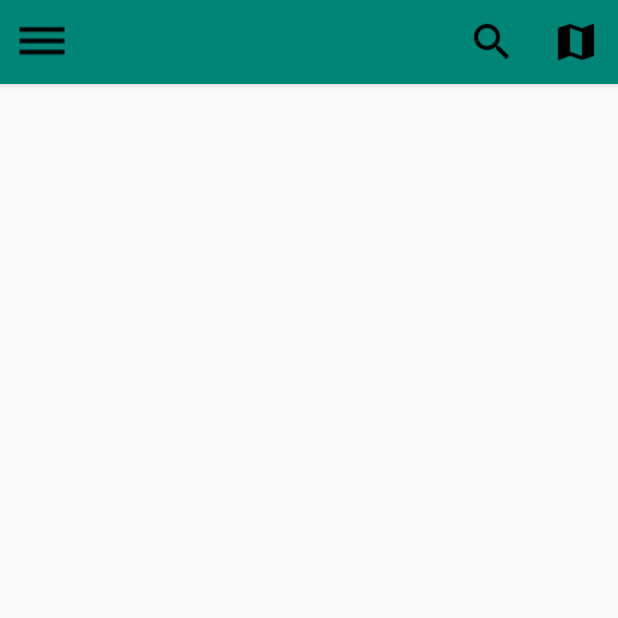
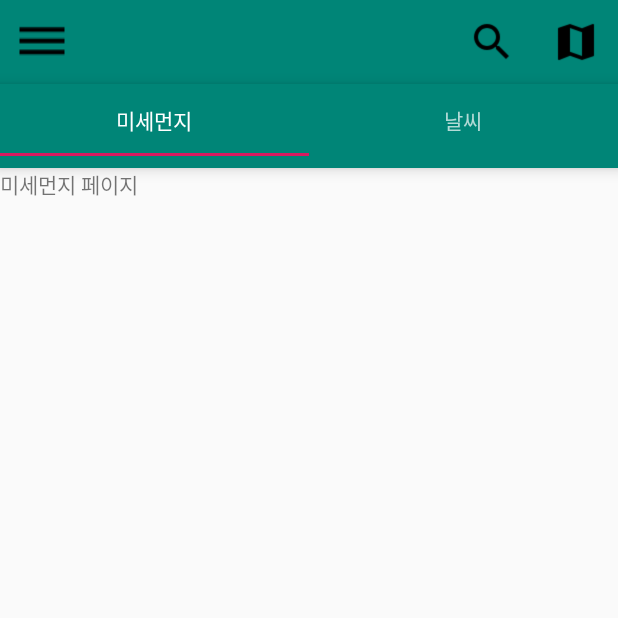
Before and after one commit to jhe1014/MISAE-Project, an Android app: the screen it shows after launch (MainActivity), on a phone screen of 412 x 824 dp, the top half of it. Run offline under Robolectric (Android 15) with nearby library versions, the phone set to English and light mode, and no system bars.

Commit message:
Add View Pager

```diff
--- a/app/src/main/AndroidManifest.xml
+++ b/app/src/main/AndroidManifest.xml
@@ -11,6 +11,7 @@
         android:roundIcon="@mipmap/ic_launcher_round"
         android:supportsRtl="true"
         android:theme="@style/AppTheme">
+        <activity android:name=".TabFragment1" />
         <activity android:name=".MapActivity" />
         <activity android:name=".SettingActivity" />
         <activity android:name=".MaskActivity" />
@@ -19,8 +20,8 @@
             android:screenOrientation="fullSensor"
             android:stateNotNeeded="true"
             android:theme="@style/zxing_CaptureTheme"
-            android:windowSoftInputMode="stateAlwaysHidden"></activity>
-        <activity android:name=".ScannerActivity"></activity>
+            android:windowSoftInputMode="stateAlwaysHidden" />
+        <activity android:name=".ScannerActivity" />
         <activity android:name=".SharingActivity" />
         <activity android:name=".MainActivity">
             <intent-filter>
--- a/app/src/main/java/com/project/misae_project/MainActivity.java
+++ b/app/src/main/java/com/project/misae_project/MainActivity.java
@@ -3,20 +3,26 @@ package com.project.misae_project;
 import android.app.Activity;
 import android.content.Intent;
 import android.os.Bundle;
+import android.provider.MediaStore;
 import android.support.annotation.NonNull;
+import android.support.design.widget.FloatingActionButton;
 import android.support.design.widget.NavigationView;
+import android.support.design.widget.TabLayout;
 import android.support.v4.view.GravityCompat;
+import android.support.v4.view.ViewPager;
 import android.support.v4.widget.DrawerLayout;
 import android.support.v7.app.AppCompatActivity;
 import android.support.v7.widget.Toolbar;
 import android.view.Menu;
 import android.view.MenuItem;
+import android.view.View;
 import android.widget.Toast;
 
 public class MainActivity extends AppCompatActivity {
     Toolbar toolbar;
     DrawerLayout drawerLayout;
     NavigationView navigationView;
+    ViewPager mViewPager;
 
     @Override
     protected void onCreate(Bundle savedInstanceState) {
@@ -26,6 +32,7 @@ public class MainActivity extends AppCompatActivity {
         toolbar = (Toolbar) findViewById(R.id.toolbar);
         drawerLayout = (DrawerLayout) findViewById(R.id.drawer_layout);
         navigationView = (NavigationView) findViewById(R.id.home_navigation_view);
+        mViewPager = (ViewPager) findViewById(R.id.container);
 
         setSupportActionBar(toolbar);
         getSupportActionBar().setDisplayHomeAsUpEnabled(true); // 툴바 왼쪽 메뉴 버튼 사용
@@ -63,6 +70,33 @@ public class MainActivity extends AppCompatActivity {
                 return true;
             }
         });
+
+        TabLayout tablayout = (TabLayout) findViewById(R.id.tab_layout);
+        tablayout.addTab(tablayout.newTab().setText("미세먼지"));
+        tablayout.addTab(tablayout.newTab().setText("날씨"));
+        tablayout.setTabGravity((TabLayout.GRAVITY_FILL));
+
+        // 페이지 넘기는 이벤트 발생 시
+        final ViewPager viewPager = (ViewPager) findViewById(R.id.pager);
+        final PagerAdapter adapter = new PagerAdapter(getSupportFragmentManager(), tablayout.getTabCount());
+        viewPager.setAdapter(adapter);
+        viewPager.addOnPageChangeListener(new TabLayout.TabLayoutOnPageChangeListener(tablayout));
+        tablayout.setOnTabSelectedListener(new TabLayout.BaseOnTabSelectedListener() {
+            @Override
+            public void onTabSelected(TabLayout.Tab tab) {
+                viewPager.setCurrentItem(tab.getPosition());
+            }
+
+            @Override
+            public void onTabUnselected(TabLayout.Tab tab) {
+
+            }
+
+            @Override
+            public void onTabReselected(TabLayout.Tab tab) {
+
+            }
+        });
     }
 
     @Override
--- /dev/null
+++ b/app/src/main/java/com/project/misae_project/PagerAdapter.java
@@ -0,0 +1,36 @@
+package com.project.misae_project;
+
+import android.support.v4.app.Fragment;
+import android.support.v4.app.FragmentManager;
+import android.support.v4.app.FragmentStatePagerAdapter;
+
+public class PagerAdapter extends FragmentStatePagerAdapter {
+    int num; // 탭 수
+
+    public PagerAdapter(FragmentManager fm, int num) {
+        super(fm);
+        this.num = num;
+    }
+
+
+    @Override
+    public Fragment getItem(int position) {
+        switch (position) {
+            case 0 :
+                TabFragment1 tab1 = new TabFragment1();
+                return tab1;
+
+            case 1 :
+                TabFragment2 tab2 = new TabFragment2();
+                return tab2;
+
+            default :
+                return null;
+        }
+    }
+
+    @Override
+    public int getCount() {
+        return num;
+    }
+}
--- /dev/null
+++ b/app/src/main/java/com/project/misae_project/TabFragment1.java
@@ -0,0 +1,18 @@
+package com.project.misae_project;
+
+import android.content.Context;
+import android.net.Uri;
+import android.os.Bundle;
+import android.support.v4.app.Fragment;
+import android.view.LayoutInflater;
+import android.view.View;
+import android.view.ViewGroup;
+
+
+public class TabFragment1 extends Fragment {
+    @Override
+    public View onCreateView(LayoutInflater inflater, ViewGroup container, Bundle savedInstanceState) {
+        return inflater.inflate(R.layout.tab_fragment1, container, false);
+    }
+
+}
--- /dev/null
+++ b/app/src/main/java/com/project/misae_project/TabFragment2.java
@@ -0,0 +1,16 @@
+package com.project.misae_project;
+
+
+import android.os.Bundle;
+import android.support.v4.app.Fragment;
+import android.view.LayoutInflater;
+import android.view.View;
+import android.view.ViewGroup;
+
+
+public class TabFragment2 extends Fragment {
+    @Override
+    public View onCreateView(LayoutInflater inflater, ViewGroup container, Bundle savedInstanceState) {
+        return inflater.inflate(R.layout.tab_fragment2, container, false);
+    }
+}
--- a/app/src/main/res/layout/activity_main.xml
+++ b/app/src/main/res/layout/activity_main.xml
@@ -16,6 +16,28 @@
             android:layout_width="match_parent"
             android:layout_height="wrap_content" />
 
+        <android.support.design.widget.TabLayout
+            android:id="@+id/tab_layout"
+            android:layout_width="match_parent"
+            android:layout_height="wrap_content"
+            android:layout_below="@+id/toolbar"
+            android:background="?attr/colorPrimary"
+            android:elevation="6dp"
+            android:minHeight="?attr/actionBarSize"
+            android:theme="@style/ThemeOverlay.AppCompat.Dark.ActionBar"/>
+
+        <android.support.v4.view.ViewPager
+            android:id="@+id/pager"
+            android:layout_width="match_parent"
+            android:layout_height="fill_parent"
+            android:layout_below="@id/tab_layout"/>
+
+        <android.support.v4.view.ViewPager
+            android:id="@+id/container"
+            android:layout_width="match_parent"
+            android:layout_height="match_parent"
+            app:layout_behavior="@string/appbar_scrolling_view_behavior" />
+
     </RelativeLayout>
 
     <android.support.design.widget.NavigationView
--- /dev/null
+++ b/app/src/main/res/layout/tab_fragment1.xml
@@ -0,0 +1,13 @@
+<?xml version="1.0" encoding="utf-8"?>
+<FrameLayout xmlns:android="http://schemas.android.com/apk/res/android"
+    xmlns:tools="http://schemas.android.com/tools"
+    android:layout_width="match_parent"
+    android:layout_height="match_parent"
+    tools:context=".TabFragment1">
+
+    <TextView
+        android:layout_width="match_parent"
+        android:layout_height="match_parent"
+        android:text="미세먼지 페이지" />
+
+</FrameLayout>
--- /dev/null
+++ b/app/src/main/res/layout/tab_fragment2.xml
@@ -0,0 +1,14 @@
+<?xml version="1.0" encoding="utf-8"?>
+<FrameLayout xmlns:android="http://schemas.android.com/apk/res/android"
+    xmlns:tools="http://schemas.android.com/tools"
+    android:layout_width="match_parent"
+    android:layout_height="match_parent"
+    tools:context=".TabFragment2">
+
+
+    <TextView
+        android:layout_width="match_parent"
+        android:layout_height="match_parent"
+        android:text="날씨 페이지" />
+
+</FrameLayout>
```
